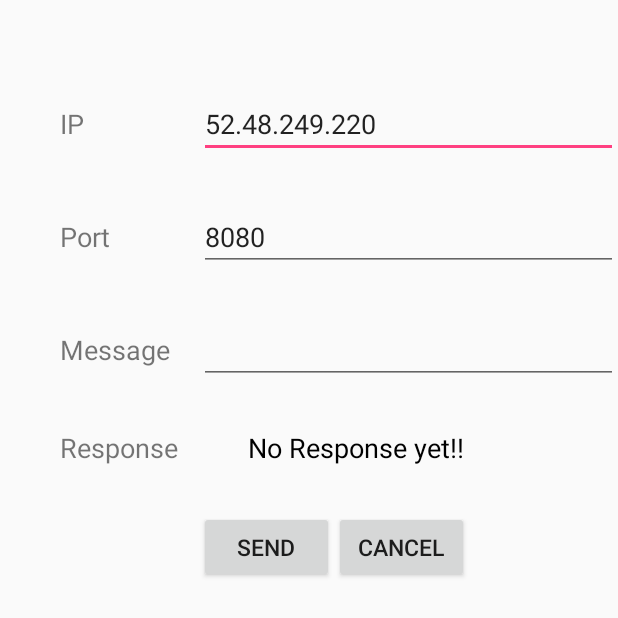
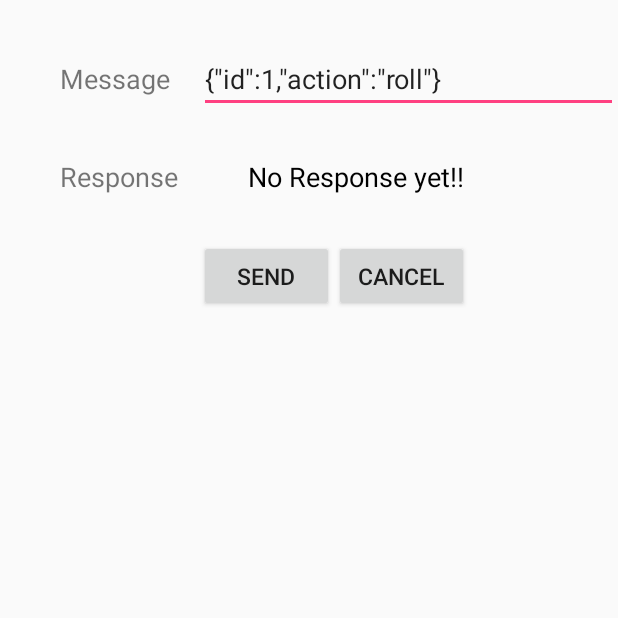
Before and after one commit to Brian1231/Software-Engineeging-Project---COMP30050, an Android app: the screen it shows after launch (MainActivity), on a phone screen of 412 x 824 dp, the top half of it. Run offline under Robolectric (Android 15) with nearby library versions, the phone set to English and light mode, and no system bars; 2 statements that could not run were skipped.

Commit message:
Connection workin on old android

```diff
--- a/android/GameController/app/build.gradle
+++ b/android/GameController/app/build.gradle
@@ -1,7 +1,7 @@
 apply plugin: 'com.android.application'
 
 android {
-    compileSdkVersion 27
+    compileSdkVersion 26
     buildToolsVersion "27.0.3"
     defaultConfig {
         applicationId "com.psmb.gamecontroller"
@@ -20,11 +20,11 @@ android {
 }
 
 dependencies {
-    implementation fileTree(dir: 'libs', include: ['*.jar'])
+    implementation fileTree(include: ['*.jar'], dir: 'libs')
     androidTestImplementation('com.android.support.test.espresso:espresso-core:2.2.2', {
         exclude group: 'com.android.support', module: 'support-annotations'
     })
     implementation 'com.android.support:appcompat-v7:26.1.0'
-    implementation'com.android.support:design:26.1.0'
+    implementation 'com.android.support:design:26.1.0'
     testImplementation 'junit:junit:4.12'
 }
--- a/android/GameController/app/src/main/java/com/psmb/gamecontroller/AsyncResponse.java
+++ /dev/null
@@ -1,6 +0,0 @@
-package com.psmb.gamecontroller;
-
-
-public interface AsyncResponse {
-    void processFinish(String output);
-}
--- a/android/GameController/app/src/main/java/com/psmb/gamecontroller/MainActivity.java
+++ b/android/GameController/app/src/main/java/com/psmb/gamecontroller/MainActivity.java
@@ -2,15 +2,19 @@ package com.psmb.gamecontroller;
 
 import android.os.Bundle;
 import android.widget.Button;
-import android.support.v7.app.AppCompatActivity;
+import android.app.Activity;
+//import android.support.v7.app.AppCompatActivity;
 import android.view.View;
 import android.widget.EditText;
 import android.widget.TextView;
 
-public class MainActivity extends AppCompatActivity implements AsyncResponse {
+public class MainActivity extends Activity{
 
     Button sendButton;
     Button cancelButton;
+    ServerConnectionThread thread;
+    ServerConnectionThread gamethread;
+    String res = "Nothing yet.";
 
     @Override
     protected void onCreate(Bundle savedInstanceState) {
@@ -23,32 +27,27 @@ public class MainActivity extends AppCompatActivity implements AsyncResponse {
     protected void onStart() {
         super.onStart();
         //thread.delegate = this;
+        thread = new ServerConnectionThread(this, 8080);
+        thread.start();
+        EditText et = (EditText) findViewById(R.id.messageText);
+        thread.setMessage(et.getText().toString());
+//        thread.send();
+        String s = "";
         sendButton.setOnClickListener(new View.OnClickListener() {
 
             @Override
             public void onClick(View arg0) {
                 EditText et = (EditText) findViewById(R.id.messageText);
-                String message = et.getText().toString();
-                EditText etip = (EditText) findViewById(R.id.ipText);
-                String ip = etip.getText().toString();
-                EditText etport = (EditText) findViewById(R.id.portText);
-                String port = etport.getText().toString();
-
-
-                new ClientThread(MainActivity.this).execute(message,ip, port);
+                if(gamethread!= null) {
+                    gamethread.setMessage(et.getText().toString());
+                }
             }
         });
-
-
-    }
-
-    @Override
-    public void processFinish(String output){
-        handleResponse(output);
     }
 
     public void handleResponse(String s){
         TextView restext = (TextView) findViewById(R.id.responseText);
+        System.out.println(s);
         if(s == null) {
             restext.setText("null");
         }else{
@@ -56,6 +55,13 @@ public class MainActivity extends AppCompatActivity implements AsyncResponse {
                 restext.setText("Blank response!");
             } else {
                 restext.setText(s);
+                if(thread.isAlive()) {
+                    thread.kill();
+                    gamethread = new ServerConnectionThread(this, 8081);
+                    gamethread.start();
+                    EditText et = (EditText) findViewById(R.id.messageText);
+                    gamethread.setMessage(et.getText().toString());
+                }
             }
         }
     }
--- /dev/null
+++ b/android/GameController/app/src/main/java/com/psmb/gamecontroller/ServerConnectionThread.java
@@ -0,0 +1,97 @@
+package com.psmb.gamecontroller;
+
+
+import java.io.PrintWriter;
+import java.io.BufferedReader;
+import java.io.BufferedWriter;
+import java.io.InputStreamReader;
+import java.io.IOException;
+import java.io.OutputStreamWriter;
+import java.net.Socket;
+import java.net.UnknownHostException;
+import java.util.ArrayList;
+
+public class ServerConnectionThread extends Thread {
+
+    public final static String IP = "52.48.249.220";
+
+    private ArrayList<String> messages;
+    private int port;
+    private Socket socket;
+
+    private boolean mRun = true;
+    MainActivity mainActivity;
+
+    public ServerConnectionThread(MainActivity main, int p) {
+        this.port = p;
+        this.messages = new ArrayList<String>();
+        this.mainActivity = main;
+    }
+
+    public void setMessage(String s){
+        synchronized(messages){
+            messages.add(s);
+            messages.notify();
+        }
+    }
+   /* private void send(String m) {
+        PrintWriter out = null;
+        try {
+            out = new PrintWriter(socket.getOutputStream(), true);
+        } catch (IOException e1) {
+            e1.printStackTrace();
+        }
+        //Send message
+        out.println(m);
+    }*/
+
+    public void kill(){
+        this.mRun = false;
+    }
+    @Override
+    public void run() {
+
+        try {
+            socket = new Socket(IP, this.port);
+        } catch (Exception e) {
+            e.printStackTrace();
+        }
+        BufferedReader reader = null;
+        BufferedWriter out = null;
+        try {
+
+            //out = new PrintWriter(socket.getOutputStream(), true);
+            reader = new BufferedReader(new InputStreamReader(socket.getInputStream()));
+            out = new BufferedWriter(new OutputStreamWriter(socket.getOutputStream()));
+
+        } catch (IOException e1) {
+            e1.printStackTrace();
+        }
+        while (mRun) {
+            synchronized (messages) {
+                if(!messages.isEmpty()){
+                    try {
+                        String m = messages.get(0);
+                        messages.remove(0);
+                        out.write(m+"\n");
+                        out.flush();
+                    }catch(Exception e){
+                        e.printStackTrace();
+                    }
+                }
+                try {
+                    //Input from server
+                    if (reader.ready()) {
+                        String line = reader.readLine();
+                        if (!line.isEmpty()) {
+                            mainActivity.handleResponse(line);
+                        }
+                    }
+
+                } catch (Exception e) {
+                    e.printStackTrace();
+                }
+            }
+        }
+    }
+}
--- a/android/GameController/app/src/main/res/layout/activity_main.xml
+++ b/android/GameController/app/src/main/res/layout/activity_main.xml
@@ -5,51 +5,6 @@
     android:layout_marginLeft="40dp"
     android:orientation="vertical" >
 
-    <!-- Port -->>
-    <LinearLayout
-        android:layout_marginTop="60dp"
-        android:layout_width="fill_parent"
-        android:layout_height="wrap_content"
-        android:orientation="horizontal" >
-
-        <TextView
-            android:layout_width="0dp"
-            android:layout_height="wrap_content"
-            android:layout_weight="0.25"
-            android:textSize="18sp"
-            android:text="IP" />
-
-        <EditText
-            android:id="@+id/ipText"
-            android:layout_width="0dp"
-            android:layout_height="wrap_content"
-            android:layout_weight="0.75"
-            android:text="52.48.249.220"
-            android:ems="10" />
-    </LinearLayout>
-
-    <!-- Port -->
-    <LinearLayout
-        android:layout_marginTop="30dp"
-        android:layout_width="fill_parent"
-        android:layout_height="wrap_content"
-        android:orientation="horizontal" >
-
-        <TextView
-            android:layout_width="0dp"
-            android:layout_height="wrap_content"
-            android:layout_weight="0.25"
-            android:textSize="18sp"
-            android:text="Port" />
-
-        <EditText
-            android:id="@+id/portText"
-            android:layout_width="0dp"
-            android:layout_height="wrap_content"
-            android:layout_weight="0.75"
-            android:text="8080"
-            android:ems="10" />
-    </LinearLayout>
     <!-- Message -->>
     <LinearLayout
         android:layout_marginTop="30dp"
@@ -69,7 +24,7 @@
             android:layout_width="0dp"
             android:layout_height="wrap_content"
             android:layout_weight="0.75"
-            android:text=""
+            android:text="{&quot;id&quot;:1,&quot;action&quot;:&quot;roll&quot;}"
             android:ems="10" />
     </LinearLayout>
 
--- a/android/GameController/app/src/main/res/values/strings.xml
+++ b/android/GameController/app/src/main/res/values/strings.xml
@@ -1,4 +1,5 @@
 <resources>
     <string name="app_name">Game Controller</string>
     <string name="action_settings">Settings</string>
+    <string name="message">{"id":-1,"action":"roll"}</string>
 </resources>
```
Also changed, not shown: android/GameController/app/src/main/java/com/psmb/gamecontroller/ClientThread.java (deleted, +0 -81 lines), server-AWS/src/main/Main.java (+3 -4 lines), 7 other files.
